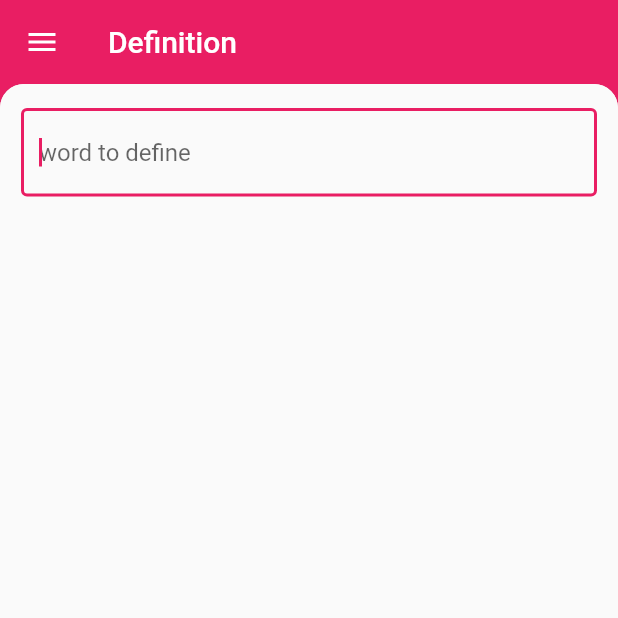
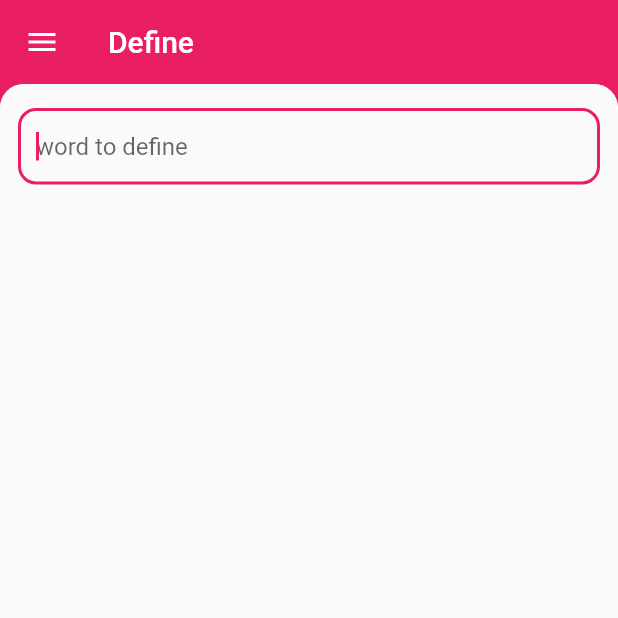
Before and after one commit to gryffyn/dict2229, a Flutter app: the screen it shows after launch, on a phone screen of 412 x 824 dp, the top half of it. Run offline on Flutter 3.47's test engine with Material 2 defaults, Android fonts, the phone set to English and light mode, and no system bars; drawn by our look-alikes of backdrop; our stand-ins replace font_awesome_flutter, hive, hive_flutter, package_info_plus; accounts and stored records are empty; project files that could hold a hidden picture were left out.

Commit message:
moved from shared_preferences to hive
minor positioning changes
added icons to backdrop

Signed-off-by: gryffyn <me@neveris.one>

```diff
--- a/lib/dialog.dart
+++ b/lib/dialog.dart
@@ -1,5 +1,9 @@
+/*
+ * Copyright (c) gryffyn 2021.
+ * Licensed under the MIT license. See LICENSE file in the project root for details.
+ */
+
 import 'package:flutter/material.dart';
-
 
 class StatefulDialog extends StatefulWidget {
   @override
--- a/lib/dialogs/listDialog.dart
+++ b/lib/dialogs/listDialog.dart
@@ -1,3 +1,8 @@
+/*
+ * Copyright (c) gryffyn 2021.
+ * Licensed under the MIT license. See LICENSE file in the project root for details.
+ */
+
 import 'package:dict2229/utils.dart';
 import 'package:flutter/material.dart';
 
--- a/lib/dialogs/listDialogTap.dart
+++ b/lib/dialogs/listDialogTap.dart
@@ -1,3 +1,8 @@
+/*
+ * Copyright (c) gryffyn 2021.
+ * Licensed under the MIT license. See LICENSE file in the project root for details.
+ */
+
 // TODO all of this. Consider dropdown box for strategy.
 
 import 'package:dict2229/utils.dart';
--- a/lib/dropdown.dart
+++ b/lib/dropdown.dart
@@ -1,3 +1,8 @@
+/*
+ * Copyright (c) gryffyn 2021.
+ * Licensed under the MIT license. See LICENSE file in the project root for details.
+ */
+
 import 'package:flutter/material.dart';
 
 class DropDown extends StatefulWidget {
--- a/lib/main.dart
+++ b/lib/main.dart
@@ -1,12 +1,21 @@
+/*
+ * Copyright (c) gryffyn 2021.
+ * Licensed under the MIT license. See LICENSE file in the project root for details.
+ */
+
 import 'package:backdrop/backdrop.dart';
 import 'package:dict2229/pages/about.dart';
 import 'package:dict2229/pages/definition.dart';
 import 'package:dict2229/pages/match.dart';
 import 'package:dict2229/pages/settings.dart';
-import 'package:flutter/gestures.dart';
 import 'package:flutter/material.dart';
+import 'package:hive/hive.dart';
+import 'package:hive_flutter/hive_flutter.dart';
 
-void main() {
+void main() async {
+  await Hive.initFlutter();
+  var box = await Hive.openBox('prefs');
+  setDefault(box);
   runApp(MyApp());
 }
 
@@ -14,9 +23,15 @@ class MyApp extends StatelessWidget {
   // This widget is the root of your application.
   @override
   Widget build(BuildContext context) {
+    var text2 = TextStyle(
+      fontSize: 16,
+      fontWeight: FontWeight.w500,
+      color: Colors.white,
+    );
     return MaterialApp(
         title: 'dict2229',
         darkTheme: ThemeData(
+          accentColor: Colors.pinkAccent,
           canvasColor: Colors.black,
           brightness: Brightness.dark,
           primaryColor: Colors.pink,
@@ -25,22 +40,25 @@ class MyApp extends StatelessWidget {
             bodyText1: TextStyle(
               color: Colors.white,
             ),
+            bodyText2: text2,
           ),
-          //textTheme: GoogleFonts.latoTextTheme(
-          //  Theme.of(context).textTheme,
-          //),
         ),
         theme: ThemeData(
+          accentColor: Colors.pinkAccent,
           primaryTextTheme: TextTheme(
             bodyText1: TextStyle(
               color: Colors.black,
             ),
+            bodyText2: text2,
           ),
           primaryColor: Colors.pink,
           primarySwatch: Colors.pink,
         ),
         themeMode: ThemeMode.system,
-        home: Navigation(),
+        home: ValueListenableBuilder(
+          valueListenable: Hive.box('prefs').listenable(),
+          builder: (context, box, widget) => Navigation(),
+        ),
     );
   }
 }
@@ -53,44 +71,59 @@ class Navigation extends StatefulWidget {
 class _NavigationState extends State<Navigation> {
   int _currentIndex = 0;
   final List<Widget> _pages = [PageDefinition(), PageMatch(), PageSettings(), PageAbout()];
-  final List<String> _subHeaders = ["Definition", "Match", "Settings", "About"];
+  final List<String> _subHeaders = ["Define", "Match", "Settings", "About"];
 
   @override
   Widget build(BuildContext context) {
     return BackdropScaffold(
+      animationCurve: Curves.fastLinearToSlowEaseIn,
       frontLayerScrim: Colors.black54,
       appBar: BackdropAppBar(
+        titleSpacing: 10,
+        brightness: Brightness.dark,
         title: Text(_subHeaders[_currentIndex]),
       ),
       stickyFrontLayer: true,
       frontLayer: _pages[_currentIndex],
-      backLayer: _createBackLayer(),
+      backLayer: _createBackLayer(context),
     );
   }
 
-  Widget _createBackLayer() => BackdropNavigationBackLayer(
-    items: [
-      ListTile(
-          title: Text(
-            "Definition",
-          )
-      ),
-      ListTile(
-          title: Text(
-            "Match",
-          )
-      ),
-      ListTile(
-          title: Text(
-            "Settings",
-          )
-      ),
-      ListTile(
-          title: Text(
-            "About",
-          )
-      ),
-    ],
+  List<ListTile> genItems(BuildContext context, Map<String, IconData> strings) {
+    List<ListTile> items = [];
+    strings.forEach((label, icon) {
+      items.add(new ListTile(
+        leading: Icon(icon,
+          color: Theme.of(context).primaryTextTheme.bodyText2!.color,
+        ),
+        visualDensity: VisualDensity.compact,
+        title: Text(label,
+          style: Theme.of(context).primaryTextTheme.bodyText2,
+        )
+      ));
+    });
+    return items;
+  }
+
+  Widget _createBackLayer(BuildContext context) => BackdropNavigationBackLayer(
+    items: genItems(context, {
+      "Define"   : Icons.subject_rounded,
+      "Match"    : Icons.swap_horiz_rounded,
+      "Settings" : Icons.tune_rounded,
+      "About"    : Icons.info_outline_rounded
+    }),
     onTap: (int position) => {setState(() => _currentIndex = position)},
   );
 }
+
+setDefault(Box box) {
+  if (box.get('addr') == null) {
+    box.put('addr', 'neveris.one');
+  }
+  if (box.get('port') == null) {
+    box.put('port', '2628');
+  }
+  if (box.get('dict') == null) {
+    box.put('dict', '*');
+  }
+}
--- a/lib/pages/definition.dart
+++ b/lib/pages/definition.dart
@@ -1,8 +1,12 @@
+/*
+ * Copyright (c) gryffyn 2021.
+ * Licensed under the MIT license. See LICENSE file in the project root for details.
+ */
+
 import 'package:dict2229/dict.dart';
 import 'package:flutter/material.dart';
-
-// import 'package:shared_preferences/shared_preferences.dart';
 import 'package:dict2229/utils.dart';
+import 'package:hive/hive.dart';
 
 class PageDefinition extends StatefulWidget {
   PageDefinition({Key? key}) : super(key: key);
@@ -18,11 +22,9 @@ class _PageDefinition extends State<PageDefinition> {
 
   void getDef(String text) async {
     // TODO shared prefs
-    // final prefs = await SharedPreferences.getInstance();
-    // final address = prefs.getString('io.gryffyn.dict2229.server_url') ?? "";
-    // final port = prefs.getInt('io.gryffyn.dict2229.port') ?? 0;
-    var dict = Dict.newDict("neveris.one", 2628);
-    var definition = await dict.define(parenthesize(text));
+    var box = Hive.box('prefs');
+    var dc = Dict.newDict(box.get('addr'), int.tryParse(box.get('port'))!);
+    var definition = await dc.define(parenthesize(text), box.get('dict'));
     setState(() {
       out = definition;
       input = text;
@@ -42,13 +44,16 @@ class _PageDefinition extends State<PageDefinition> {
       body: Column(
         children: [
           Padding(
-            padding: EdgeInsets.only(left: 14, top: 16, right: 14),
+            padding: EdgeInsets.only(left: 12, top: 16, right: 12),
             child: TextField(
               autofocus: true,
               focusNode: _focusNode,
               decoration: InputDecoration(
+                isDense: true,
                 hintText: 'word to define',
-                border: OutlineInputBorder(),
+                border: OutlineInputBorder(
+                  borderRadius: BorderRadius.circular(12),
+                ),
               ),
               onSubmitted: (text) {
                 getDef(text);
--- a/lib/utils.dart
+++ b/lib/utils.dart
@@ -1,4 +1,7 @@
-import 'package:dict2229/dict.dart';
+/*
+ * Copyright (c) gryffyn 2021.
+ * Licensed under the MIT license. See LICENSE file in the project root for details.
+ */
 
 String parenthesize(String input) {
   var out = input;
```
Also changed, not shown: lib/dict.dart (+15 -16 lines), lib/pages/about.dart (+58 -4 lines), lib/pages/match.dart (+15 -6 lines), lib/pages/settings.dart (+81 -56 lines), pubspec.yaml (+7 -11 lines), pubspec.lock, 3 other files.
